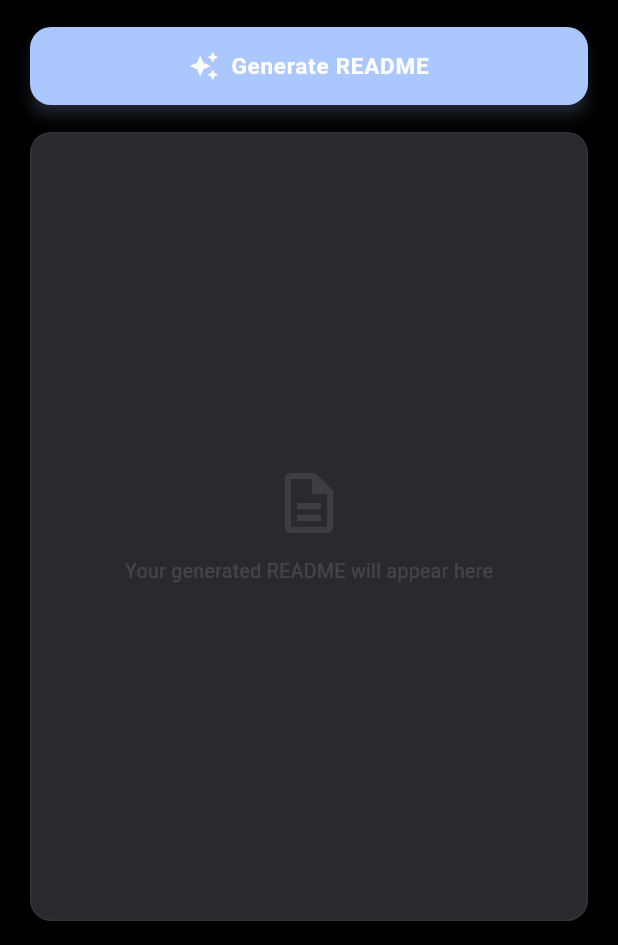
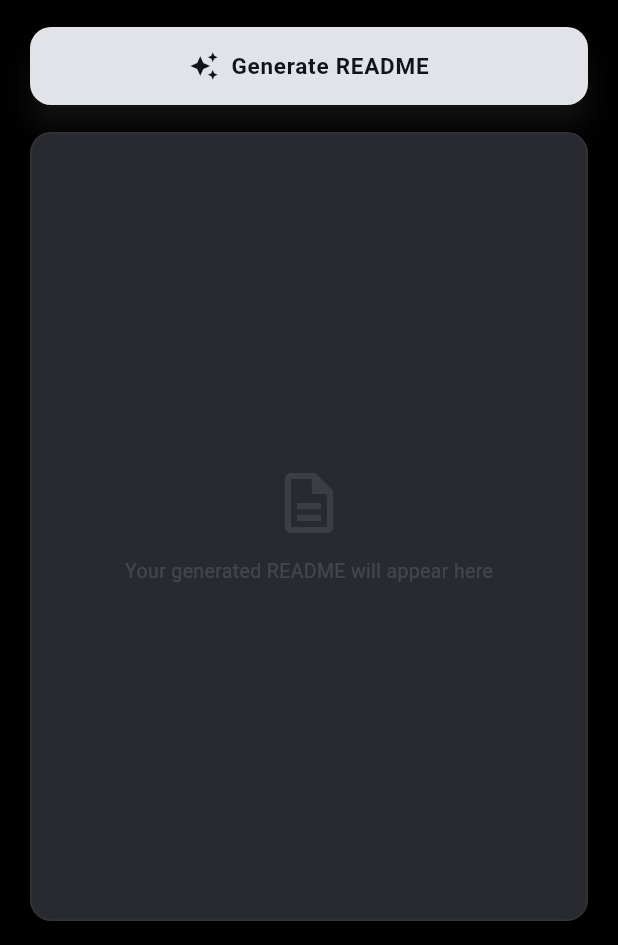
Before and after one commit to JAIN2309/ReadmeArchitect, a Flutter app: the MobileScreen screen opened directly, on a phone screen of 412 x 824 dp, the part 291-1236 px from its top. Run offline on Flutter 3.47's test engine with Material 3 defaults, Android fonts, the phone set to English and light mode, and no system bars; our stand-ins replace flutter_markdown, flutter_secure_storage, shared_preferences; missing offline and left inert: universal_html; accounts and stored records are empty; Roboto replaces fonts that are missing (Segoe UI).

Commit message:
feat(ui): Make Generate README button use high-contrast inverted monochrome colors

```diff
--- a/frontend/lib/widgets/shared/generate_button.dart
+++ b/frontend/lib/widgets/shared/generate_button.dart
@@ -29,22 +29,22 @@ class GenerateButton extends StatelessWidget {
       child: ElevatedButton(
         onPressed: isLoading ? null : onPressed,
         style: ElevatedButton.styleFrom(
-          backgroundColor: Theme.of(context).colorScheme.primary,
-          foregroundColor: Colors.white,
+          backgroundColor: Theme.of(context).colorScheme.onSurface,
+          foregroundColor: Theme.of(context).colorScheme.surface,
           shape: RoundedRectangleBorder(
             borderRadius: BorderRadius.circular(borderRadius),
           ),
           padding: padding,
-          elevation: isLoading ? 0 : 4,
-          shadowColor: Theme.of(context).colorScheme.primary.withAlpha(100),
+          elevation: isLoading ? 0 : 8,
+          shadowColor: Theme.of(context).colorScheme.onSurface.withAlpha(40),
         ),
         child: isLoading
-            ? const SizedBox(
+            ? SizedBox(
                 height: 20,
                 width: 20,
                 child: CircularProgressIndicator(
-                  strokeWidth: 2,
-                  color: Colors.white,
+                  strokeWidth: 2.5,
+                  color: Theme.of(context).colorScheme.surface,
                 ),
               )
             : Row(
```
